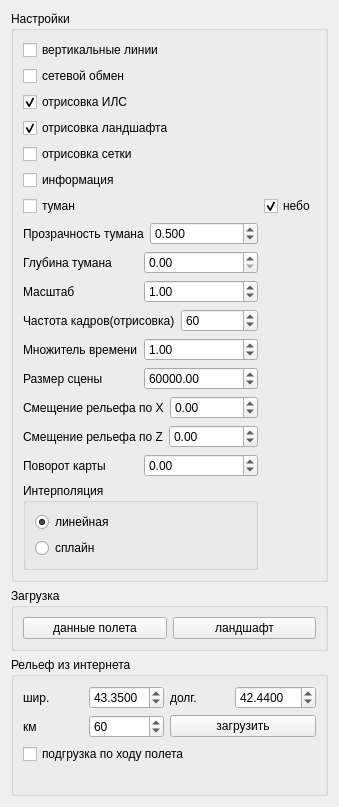
This is formsettings.ui in FedorGurin/3DWorld as Qt 5 draws it before an edit. The edited form follows.
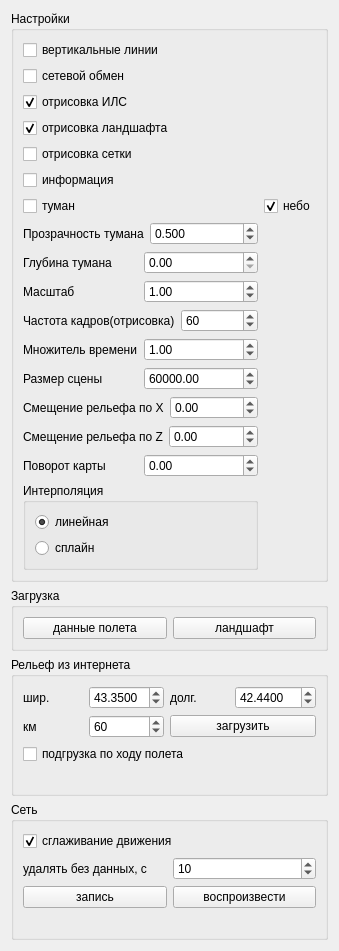
This is the edited form.

Commit message: Сглаживание движения, удаление молчащих объектов, запись сеанса

What changed in the file:
```diff
--- a/formsettings.ui
+++ b/formsettings.ui
@@ -393,6 +393,33 @@
        </layout>
       </widget>
      </item>
+     <item>
+      <widget class="QGroupBox" name="groupBoxNet">
+       <property name="title">
+        <string>Сеть</string>
+       </property>
+       <layout class="QGridLayout" name="gridLayoutNet">
+        <item row="0" column="0" colspan="2">
+         <widget class="QCheckBox" name="checkBoxSmoothing"><property name="text"><string>сглаживание движения</string></property><property name="checked"><bool>true</bool></property></widget>
+        </item>
+        <item row="1" column="0">
+         <widget class="QLabel" name="labelStale"><property name="text"><string>удалять без данных, с</string></property></widget>
+        </item>
+        <item row="1" column="1">
+         <widget class="QSpinBox" name="spinBoxStaleSec"><property name="maximum"><number>3600</number></property><property name="value"><number>10</number></property><property name="toolTip"><string>0 - не удалять</string></property></widget>
+        </item>
+        <item row="2" column="0">
+         <widget class="QPushButton" name="pushButtonRecord"><property name="text"><string>запись</string></property><property name="checkable"><bool>true</bool></property></widget>
+        </item>
+        <item row="2" column="1">
+         <widget class="QPushButton" name="pushButtonPlay"><property name="text"><string>воспроизвести</string></property></widget>
+        </item>
+        <item row="3" column="0" colspan="2">
+         <widget class="QLabel" name="labelNetStatus"><property name="wordWrap"><bool>true</bool></property></widget>
+        </item>
+       </layout>
+      </widget>
+     </item>
     </layout>
    </item>
   </layout>
```
The commit also changes 8 other files.
